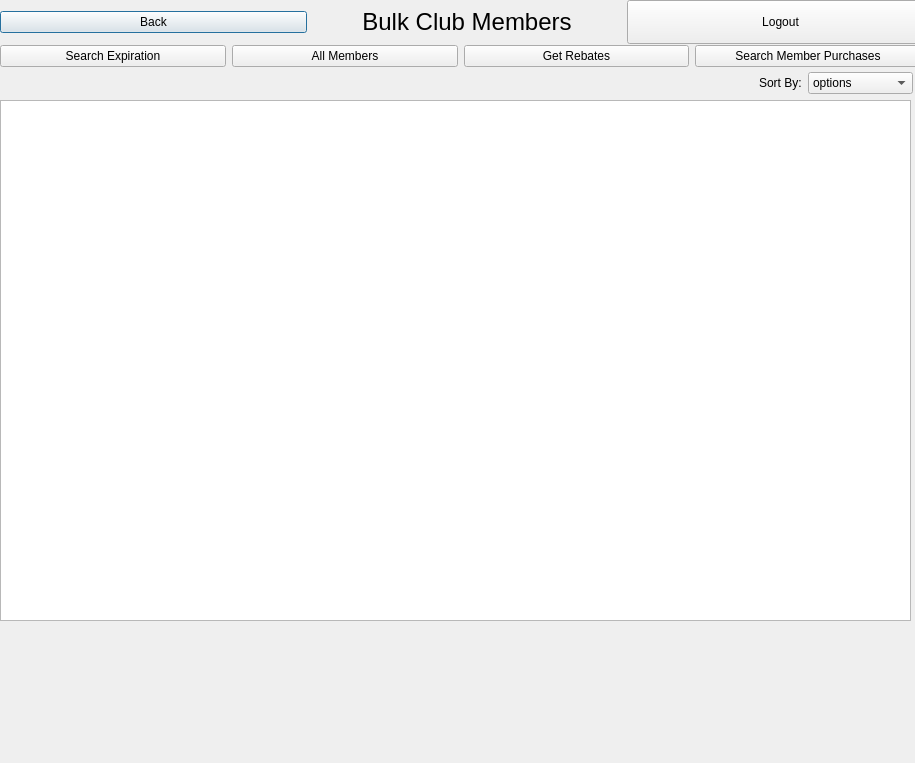
Tligtvoet/goat-bulk, file QtGui/listMembersWindow.ui: the form before one commit.
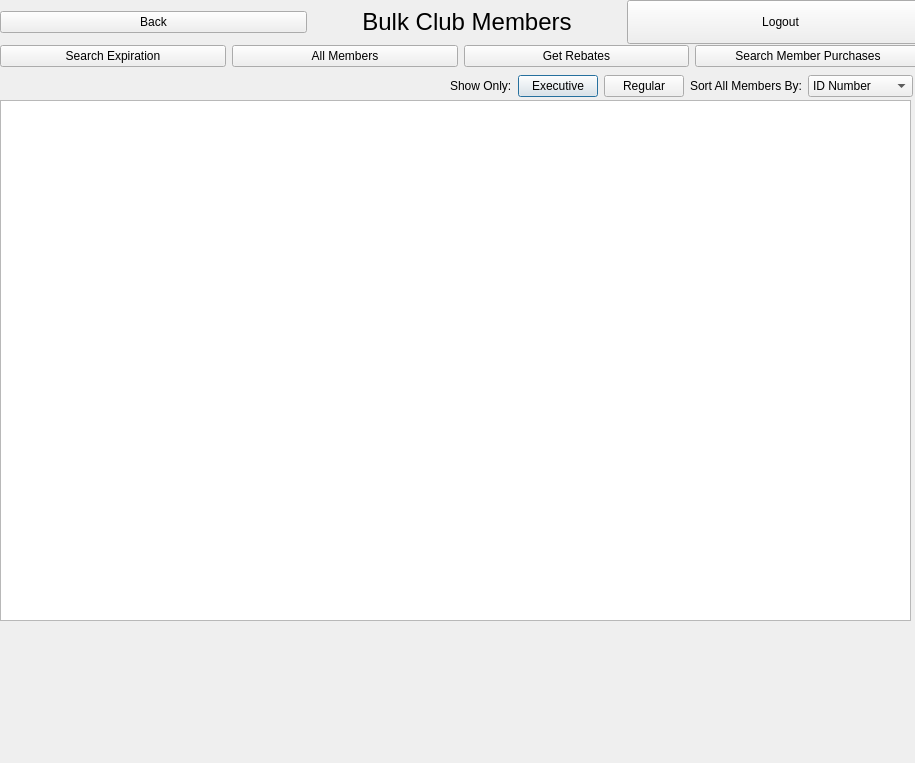
The form after the commit.

The edit to the form file:
```diff
--- a/QtGui/listMembersWindow.ui
+++ b/QtGui/listMembersWindow.ui
@@ -29,7 +29,7 @@
      <x>-68</x>
      <y>70</y>
      <width>981</width>
-     <height>26</height>
+     <height>32</height>
     </rect>
    </property>
    <layout class="QHBoxLayout" name="horizontalLayout_6">
@@ -46,20 +46,36 @@
       </property>
      </spacer>
     </item>
+    <item>
+     <widget class="QLabel" name="label_3">
+      <property name="text">
+       <string>Show Only:</string>
+      </property>
+     </widget>
+    </item>
+    <item>
+     <widget class="QPushButton" name="pushButton_2">
+      <property name="text">
+       <string>Executive</string>
+      </property>
+     </widget>
+    </item>
+    <item>
+     <widget class="QPushButton" name="pushButton">
+      <property name="text">
+       <string>Regular</string>
+      </property>
+     </widget>
+    </item>
     <item>
      <widget class="QLabel" name="label_2">
       <property name="text">
-       <string>Sort By:</string>
+       <string>Sort All Members By:</string>
       </property>
      </widget>
     </item>
     <item>
      <widget class="QComboBox" name="comboBox">
-      <item>
-       <property name="text">
-        <string>options</string>
-       </property>
-      </item>
       <item>
        <property name="text">
         <string>ID Number</string>
```
